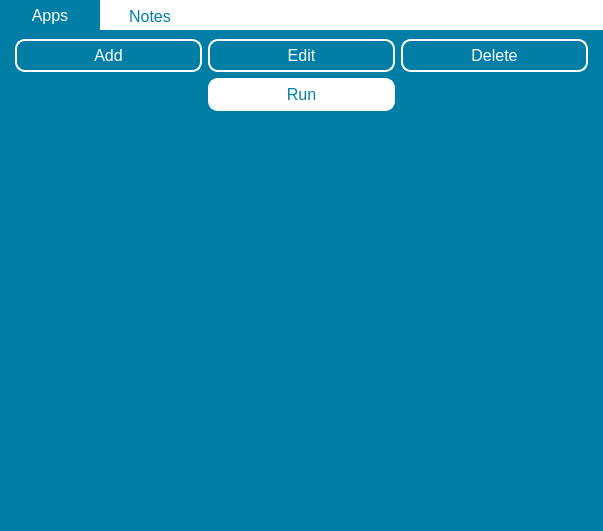
Old version of the form ui files/Runner2-Main.ui in the repository daniel-deru/Runner2.
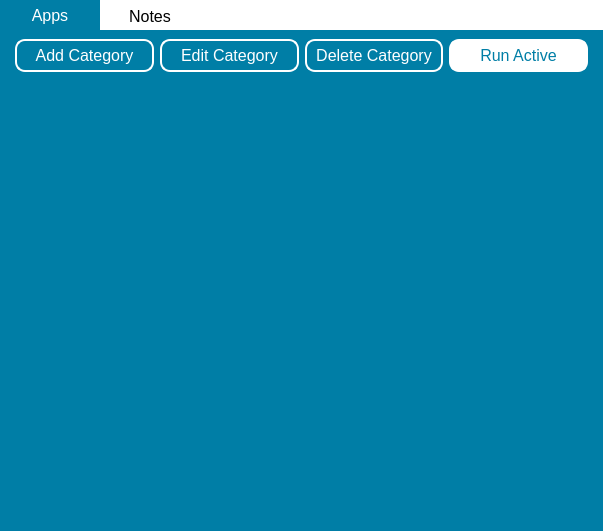
New version of the form.

Commit message: changed the discard text to exit and changes the inactive tab color from blue to black

Patch:
```diff
--- a/ui files/Runner2-Main.ui
+++ b/ui files/Runner2-Main.ui
@@ -44,7 +44,7 @@
 	font-size: 16px;
 	height: 30px;
 	width: 100px;
-	color: #007EA6;
+	color: black;
 }
 
 QTabBar::tab:selected {
@@ -112,14 +112,14 @@
          <item row="0" column="2">
           <widget class="QPushButton" name="apps_btn_delete">
            <property name="text">
-            <string>Delete</string>
+            <string>Delete Category</string>
            </property>
           </widget>
          </item>
          <item row="0" column="1">
           <widget class="QPushButton" name="apps_btn_edit">
            <property name="text">
-            <string>Edit</string>
+            <string>Edit Category</string>
            </property>
           </widget>
          </item>
@@ -142,11 +142,11 @@
 }</string>
            </property>
            <property name="text">
-            <string>Add</string>
+            <string>Add Category</string>
            </property>
           </widget>
          </item>
-         <item row="1" column="1">
+         <item row="0" column="3">
           <widget class="QPushButton" name="btn_run">
            <property name="styleSheet">
             <string notr="true">#btn_run {
@@ -161,7 +161,7 @@
 }</string>
            </property>
            <property name="text">
-            <string>Run</string>
+            <string>Run Active</string>
            </property>
           </widget>
          </item>
@@ -189,7 +189,7 @@
               <x>0</x>
               <y>0</y>
               <width>601</width>
-              <height>410</height>
+              <height>449</height>
              </rect>
             </property>
             <layout class="QVBoxLayout" name="verticalLayout_3"/>
```
Left out of the diff: 6 changed lines with no effect on the pictures. The commit also changes 29 other files.
